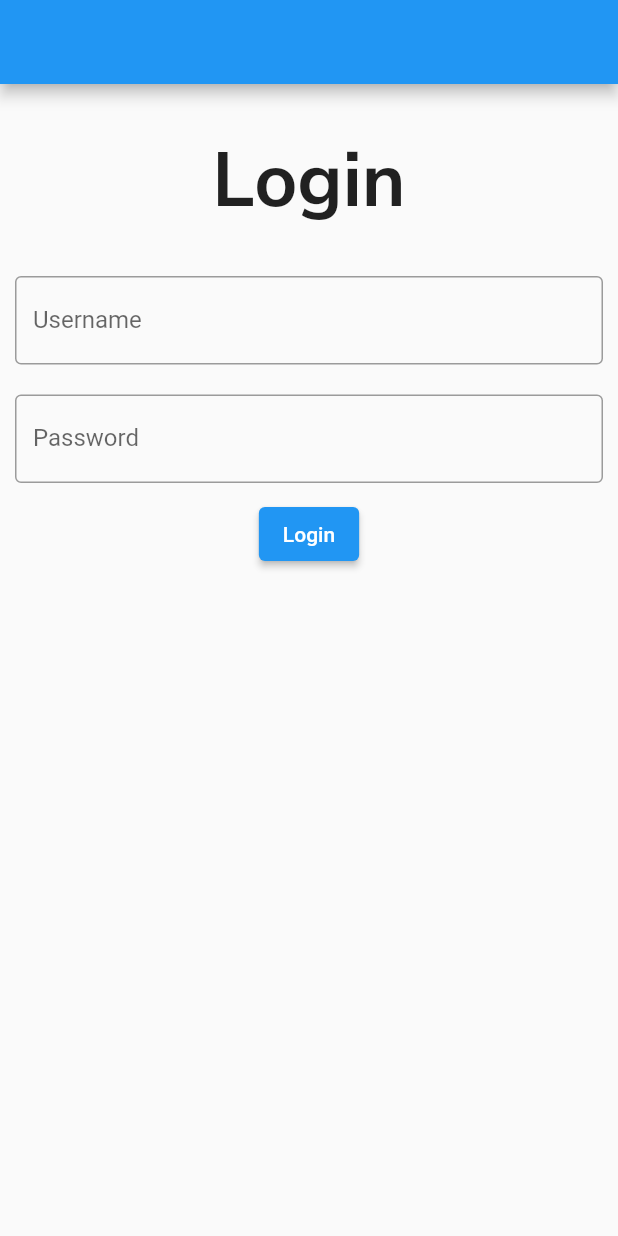
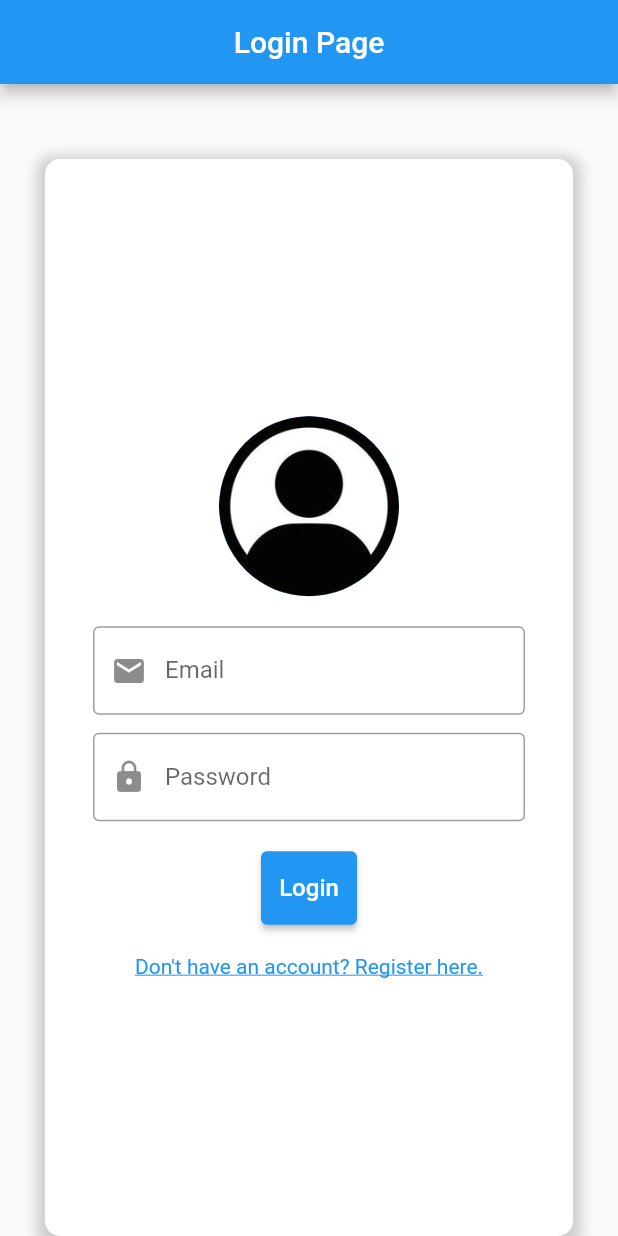
Before and after one commit to Myrlyon/flutter_app_project, a Flutter app: the screen it shows after launch, after a tap on "Login", on a phone screen of 412 x 824 dp. Run offline on Flutter 3.47's test engine with Material 2 defaults, Android fonts, the phone set to English and light mode, and no system bars; our stand-ins replace get, google_fonts, shared_preferences; network calls fail.

Commit message:
feat : [MA] add LoginPage

```diff
--- a/lib/apps/modules/LoginPage/LoginPage.dart
+++ b/lib/apps/modules/LoginPage/LoginPage.dart
@@ -1,55 +1,94 @@
 import 'package:flutter/material.dart';
 import 'package:flutter_app_project/controller/Login_Controller.dart';
 import 'package:get/get.dart';
-import 'package:get/get_core/src/get_main.dart';
-import 'package:google_fonts/google_fonts.dart';
 
 class LoginPage extends StatelessWidget {
-  LoginPage({Key? key}) : super(key: key);
-  TextEditingController ctrUsername = new TextEditingController();
-  TextEditingController ctrPassword = new TextEditingController();
-  LoginController loginController = Get.put(LoginController());
-
-  Widget myText(
-      String label, bool isObsecure, TextEditingController myController) {
-    return Container(
-      margin: EdgeInsets.all(10),
-      child: TextField(
-        controller: myController,
-        obscureText: isObsecure,
-        decoration: InputDecoration(
-          border: OutlineInputBorder(),
-          labelText: label,
-        ),
-      ),
-    );
-  }
+  final controller = Get.put(LoginPageController());
 
   @override
   Widget build(BuildContext context) {
     return Scaffold(
       appBar: AppBar(
+        title: Text('Login Page'),
+        centerTitle: true,
       ),
       body: Center(
-        child: Column(
-          children: [
-            SizedBox(
-              height: 30,
-            ),
-            Text("Login",
-              style: GoogleFonts.nunitoSans(
-                fontSize: 50,
-                fontWeight: FontWeight.bold,
-              ),),
-            SizedBox(
-              height: 20,
-            ),
-            myText('Username', false, ctrUsername),
-            myText('Password', true, ctrPassword),
-            ElevatedButton(onPressed: () =>
-                loginController.loginAction(ctrUsername.text, ctrPassword.text),
-                child: Text("Login"))
-          ],
+        child: Container(
+          margin: EdgeInsets.only(left: 30, right: 30, top: 50),
+          padding: EdgeInsets.all(16.0),
+          decoration: BoxDecoration(
+            color: Colors.white,
+            borderRadius: BorderRadius.circular(10),
+            boxShadow: [
+              BoxShadow(
+                color: Colors.grey.withOpacity(0.5),
+                spreadRadius: 5,
+                blurRadius: 7,
+                offset: Offset(0, 3),
+              ),
+            ],
+          ),
+          child: Column(
+            mainAxisAlignment: MainAxisAlignment.center,
+            children: [
+              CircleAvatar(
+                radius: 60,
+                backgroundImage: AssetImage('assets/profil.jpg'),
+              ),
+              SizedBox(height: 20),
+              Padding(
+                padding: const EdgeInsets.symmetric(horizontal: 16),
+                child: TextFormField(
+                  controller: controller.cEmail,
+                  decoration: InputDecoration(
+                    labelText: 'Email',
+                    prefixIcon: Icon(Icons.email),
+                    border: OutlineInputBorder(),
+                  ),
+                ),
+              ),
+              SizedBox(height: 12),
+              Padding(
+                padding: const EdgeInsets.symmetric(horizontal: 16),
+                child: TextFormField(
+                  obscureText: true,
+                  controller: controller.cPass,
+                  decoration: InputDecoration(
+                    labelText: 'Password',
+                    prefixIcon: Icon(Icons.lock),
+                    border: OutlineInputBorder(),
+                  ),
+                ),
+              ),
+              SizedBox(height: 20),
+              ElevatedButton(
+                onPressed: () {
+                  controller.loginUser();
+                },
+                style: ElevatedButton.styleFrom(
+                  padding: EdgeInsets.symmetric(vertical: 15),
+                ),
+                child: Text(
+                  'Login',
+                  style: TextStyle(fontSize: 16),
+                ),
+              ),
+              SizedBox(height: 20),
+              GestureDetector(
+                onTap: () {
+                  Get.toNamed('/register');
+                },
+                child: Text(
+                  "Don't have an account? Register here.",
+                  style: TextStyle(
+                    color: Colors.blue,
+                    fontSize: 14,
+                    decoration: TextDecoration.underline,
+                  ),
+                ),
+              ),
+            ],
+          ),
         ),
       ),
     );
--- a/lib/apps/modules/WelcomePage/WelcomePage.dart
+++ b/lib/apps/modules/WelcomePage/WelcomePage.dart
@@ -1,5 +1,5 @@
 import 'package:flutter/material.dart';
-import 'package:flutter_app_project/apps/modules/HomePage/HomePage.dart';
+import 'package:flutter_app_project/apps/modules/LoginPage/LoginPage.dart';
 import 'package:flutter_app_project/apps/modules/widgets/BottomNavbar.dart';
 import 'package:google_fonts/google_fonts.dart';
 import 'package:get/get.dart';
@@ -45,7 +45,7 @@ class WelcomePage extends StatelessWidget {
                             shape: RoundedRectangleBorder(
                                 borderRadius: BorderRadius.circular(12))),
                         onPressed: () {
-                          Get.off(BottomNavbar());
+                          Get.off(LoginPage());
                         },
                         child: Text("Continue",
                             style: GoogleFonts.nunitoSans(
--- a/lib/controller/Login_Controller.dart
+++ b/lib/controller/Login_Controller.dart
@@ -1,23 +1,47 @@
-import 'package:flutter_app_project/apps/modules/WelcomePage/WelcomePage.dart';
+import 'dart:convert';
+import 'package:flutter/material.dart';
+import 'package:flutter_app_project/apps/modules/widgets/BottomNavbar.dart';
 import 'package:get/get.dart';
+import 'package:http/http.dart' as http;
 import 'package:shared_preferences/shared_preferences.dart';
 
-class LoginController extends GetxController {
+class LoginPageController extends GetxController {
   late final SharedPreferences prefs;
-  RxBool isSuccess = false.obs;
+  TextEditingController? cEmail;
+  TextEditingController? cPass;
+  RxBool isLoading = false.obs;
 
   @override
   void onInit() {
-    // TODO: implement onInit
     super.onInit();
+    cEmail = new TextEditingController();
+    cPass = new TextEditingController();
   }
 
-  loginAction(String username, password) async {
+  loginUser() async {
     prefs = await SharedPreferences.getInstance();
-    if (username == "admin" && password == "admin") {
-      await prefs.setString('username', username);
-      Get.off(WelcomePage());
-      isSuccess.value = true;
+    final baseUrl = 'https://reqres.in/api/login';
+    isLoading.value = true;
+    final response = await http.post(
+      Uri.parse(baseUrl),
+      body: {
+        'Username': cEmail!.text,
+        'Password': cPass!.text,
+      },
+    );
+    try {
+      if (response.statusCode == 200) {
+        final Map<String, dynamic> getToken = jsonDecode(response.body);
+        final token = getToken['token'];
+        await prefs.setString("token", token);
+        print('Token : $token');
+        Get.off(BottomNavbar());
+        isLoading.value = false;
+      } else {
+        Get.snackbar("Maaf", "Gagal Login");
+      }
+    } catch (e) {
+      print(e);
     }
   }
 }
--- a/pubspec.yaml
+++ b/pubspec.yaml
@@ -33,6 +33,7 @@ dependencies:
   google_fonts: ^6.1.0
   get:
   shared_preferences:
+  http: ^1.1.0
 
 
   # The following adds the Cupertino Icons font to your application.
@@ -55,6 +56,9 @@ dev_dependencies:
 
 # The following section is specific to Flutter packages.
 flutter:
+
+  assets:
+    - assets/profil.jpg
 
   # The following line ensures that the Material Icons font is
   # included with your application, so that you can use the icons in
```
Also changed, not shown: assets/profil.jpg (added), pubspec.lock.
